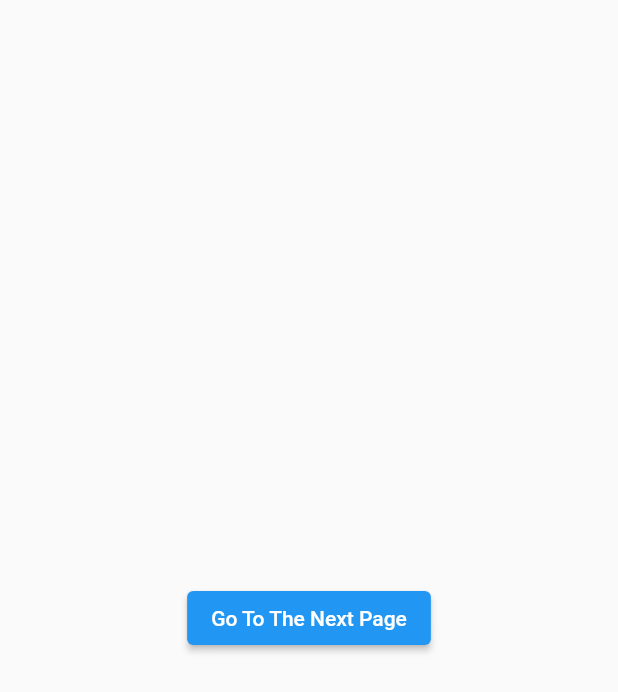
After one commit to ravshanbk/various_study_examples, a Flutter app: the ObjectBoxExample screen opened by its route, on a phone screen of 412 x 824 dp. The commit adds this screen. Shown: the top 692 px of the screen. Run offline on Flutter 3.47's test engine with Material 2 defaults, Android fonts, the phone set to English and light mode, and no system bars; our stand-ins replace dio, faker, file, flutter_custom_clippers, objectbox, socket_io_client; missing offline and left inert: flutter_barcode_scanner, shell; accounts and stored records are empty; generated files the repository leaves out were written again.

Commit message:
some aproacheks

```diff
--- /dev/null
+++ b/lib/other_pages/objectbox_exapmple/box/my_object_box.dart
@@ -0,0 +1,18 @@
+
+// ignore: depend_on_referenced_packages
+import 'package:exapmles/objectbox.g.dart';
+import 'package:path/path.dart' as path;
+import 'package:path_provider/path_provider.dart' as path_provider;
+
+class MyObjectbox {
+  static late Store store;
+
+  static Future<void> init() async {
+    final dir = await path_provider.getApplicationSupportDirectory();
+    store = Store(
+      getObjectBoxModel(),
+      directory: path.join(dir.path, "shop_orders"),
+    );
+
+  }
+}
--- /dev/null
+++ b/lib/other_pages/objectbox_exapmple/object_box_page.dart
@@ -0,0 +1,48 @@
+import 'dart:async';
+
+import 'package:exapmles/objectbox.g.dart';
+import 'package:exapmles/other_pages/objectbox_exapmple/box/my_object_box.dart';
+import 'package:exapmles/other_pages/objectbox_exapmple/models/shop_order.dart';
+import 'package:exapmles/routes/rout_names.dart';
+import 'package:exapmles/services/navigator_service.dart';
+import 'package:flutter/material.dart';
+
+class ObjectBoxExample extends StatefulWidget {
+  const ObjectBoxExample({Key? key}) : super(key: key);
+
+  @override
+  State<ObjectBoxExample> createState() => _ObjectBoxExampleState();
+}
+
+class _ObjectBoxExampleState extends State<ObjectBoxExample> {
+  late StreamSubscription subscription;
+  late Stream<Query<ShopOrder>> stream;
+  int idf = 0;
+  @override
+  void initState() {
+    stream = MyObjectbox.store.box<ShopOrder>().query().watch();
+    subscription = stream.listen((event) async {
+      List<ShopOrder> v = event.find().reversed.toList();
+      _dataChanged(v);
+    });
+    super.initState();
+  }
+
+  _dataChanged(List<ShopOrder> v) {
+    idf++;
+    print("========== Box trigered ${v.length} IDF: $idf =============");
+  }
+
+  @override
+  Widget build(BuildContext context) {
+    return Scaffold(
+      body: Center(
+          child: ElevatedButton(
+        child: const Text("Go To The Next Page"),
+        onPressed: () {
+          NavigatorService.pushNamedAndRemoveUntil(RouteName.OBJECTBOX_NEXT);
+        },
+      )),
+    );
+  }
+}
--- a/lib/routes/app_routes.dart
+++ b/lib/routes/app_routes.dart
@@ -1,8 +1,8 @@
 import 'package:exapmles/other_pages/barcode_scanner/barcode_scanner.dart';
 import 'package:exapmles/other_pages/clipper/clipper_example.dart';
 import 'package:exapmles/other_pages/objectbox_exapmple/obj_home_page.dart';
+import 'package:exapmles/other_pages/objectbox_exapmple/object_box_page.dart';
 import 'package:exapmles/other_pages/shell/shell_page.dart';
-import 'package:exapmles/other_pages/slider/multi_slider.dart';
 import 'package:exapmles/other_pages/slider/silider.dart';
 import 'package:exapmles/other_pages/socet_io/socet_io.dart';
 import 'package:exapmles/routes/rout_names.dart';
@@ -19,13 +19,15 @@ class AppRoutes {
       case RouteName.WRAPPER:
         return _route(const Wrapper());
       case RouteName.OBJECTBOX:
-        return _route(const ObjHomePage());
+        return _route(const ObjectBoxExample());
       case RouteName.SHELL:
         return _route(const ShellPage());
       case RouteName.SLIDER:
         return _route(const SliderExample());
       case RouteName.SOCKET_IO:
         return _route(const SocketIoExamplePagee());
+      case RouteName.OBJECTBOX_NEXT:
+        return _route(const ObjectBoxNextPage());
     }
     return null;
   }
--- a/lib/routes/rout_names.dart
+++ b/lib/routes/rout_names.dart
@@ -5,6 +5,7 @@ class RouteName {
   static const String BARCODESCANNER = 'barcode_scanner';
   static const String CLIPPER = 'clipper';
   static const String OBJECTBOX = 'objectbox';
+  static const String OBJECTBOX_NEXT = 'objectbox_next';
   static const String SHELL = 'shell';
   static const String SLIDER = 'slider';
   static const String SOCKET_IO = 'socket_io';
--- a/lib/services/navigator_service.dart
+++ b/lib/services/navigator_service.dart
@@ -17,5 +17,9 @@ class NavigatorService {
         .pushNamedAndRemoveUntil(routeName, (route) => false);
   }
 
-  static void pop() => navigationKey.currentState!.pop();
+  static void pop() {
+    if (navigationKey.currentState!.canPop()) {
+      navigationKey.currentState!.pop();
+    }
+  }
 }
```
Also changed, not shown: lib/main.dart (+6 -2 lines), lib/other_pages/objectbox_exapmple/obj_home_page.dart (+16 -14 lines).
